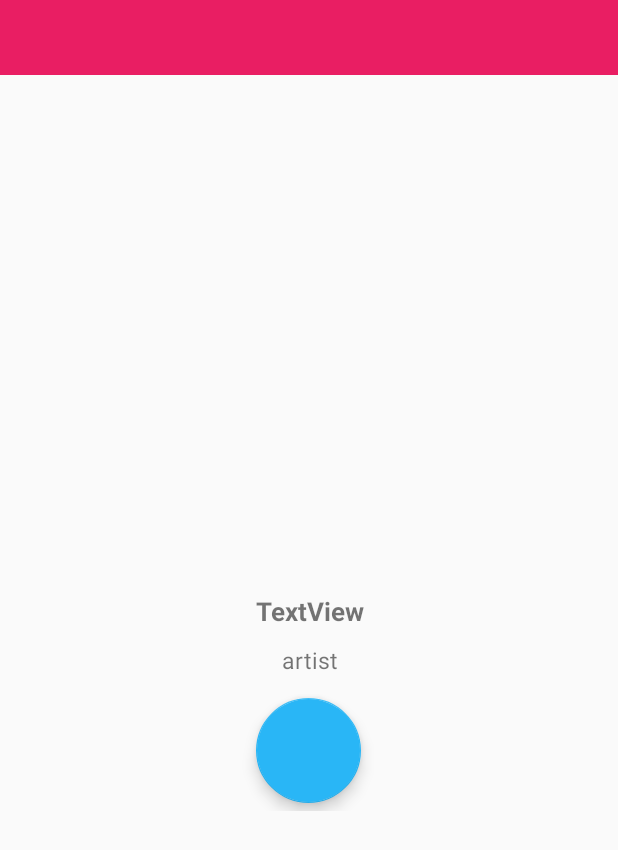
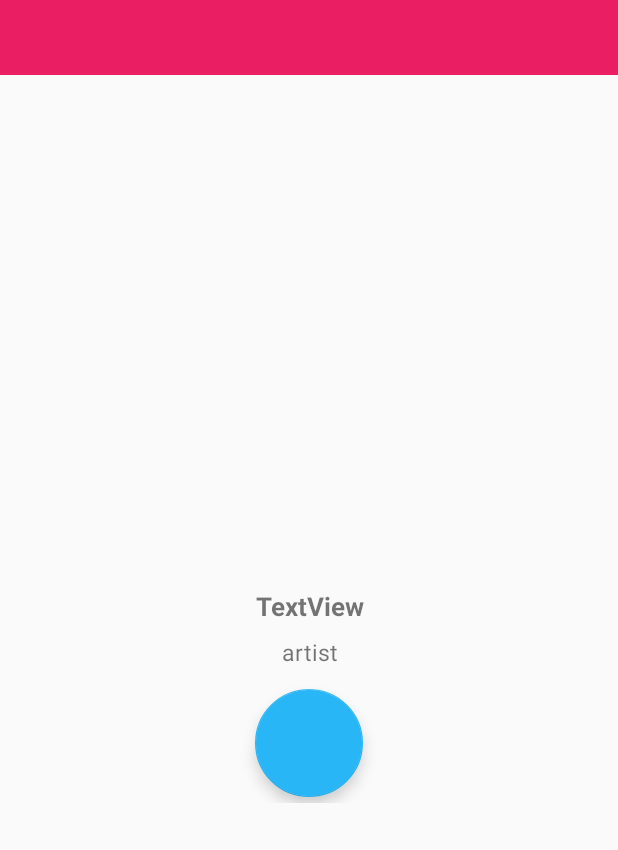
Before and after one commit to sshun04/MusicPro, an Android app: the layout activity_track_detail.xml on its own in the app's theme, with its tools: preview values and no code run, on a phone screen of 412 x 824 dp. Shown: the top 850 px of the screen. Run offline under Robolectric (Android 15) with nearby library versions, the phone set to English and light mode, and no system bars.

Commit message:
リファクタリング

```diff
--- a/app/src/main/res/layout/activity_track_detail.xml
+++ b/app/src/main/res/layout/activity_track_detail.xml
@@ -35,7 +35,7 @@
     <LinearLayout
         android:layout_width="match_parent"
         android:layout_height="match_parent"
-        android:layout_margin="10dp"
+        android:layout_margin="8dp"
         android:orientation="vertical">
 
         <LinearLayout
@@ -70,7 +70,7 @@
             android:id="@+id/title"
             android:layout_width="match_parent"
             android:layout_height="wrap_content"
-            android:layout_marginTop="5dp"
+            android:layout_marginTop="4dp"
             android:gravity="center"
             android:text="TextView"
             android:textSize="17sp"
@@ -80,7 +80,7 @@
             android:id="@+id/artist"
             android:layout_width="match_parent"
             android:layout_height="wrap_content"
-            android:layout_marginTop="10dp"
+            android:layout_marginTop="8dp"
             android:gravity="center"
             android:text="artist"
             android:textSize="15dp" />
@@ -96,12 +96,12 @@
                 android:id="@+id/button_prev"
                 android:layout_width="wrap_content"
                 android:layout_height="wrap_content"
-                android:visibility="invisible"/>
+                android:visibility="gone"/>
 
             <android.support.design.widget.FloatingActionButton
                 android:id="@+id/button_play"
-                android:layout_width="70dp"
-                android:layout_height="70dp"
+                android:layout_width="72dp"
+                android:layout_height="72dp"
                 android:layout_marginLeft="30dp"
                 android:layout_marginRight="30dp"
                 app:backgroundTint="@color/colorAccent" />
@@ -110,7 +110,7 @@
                 android:id="@+id/button_next"
                 android:layout_width="wrap_content"
                 android:layout_height="wrap_content"
-                android:visibility="invisible"/>
+                android:visibility="gone"/>
 
         </LinearLayout>
 
```
